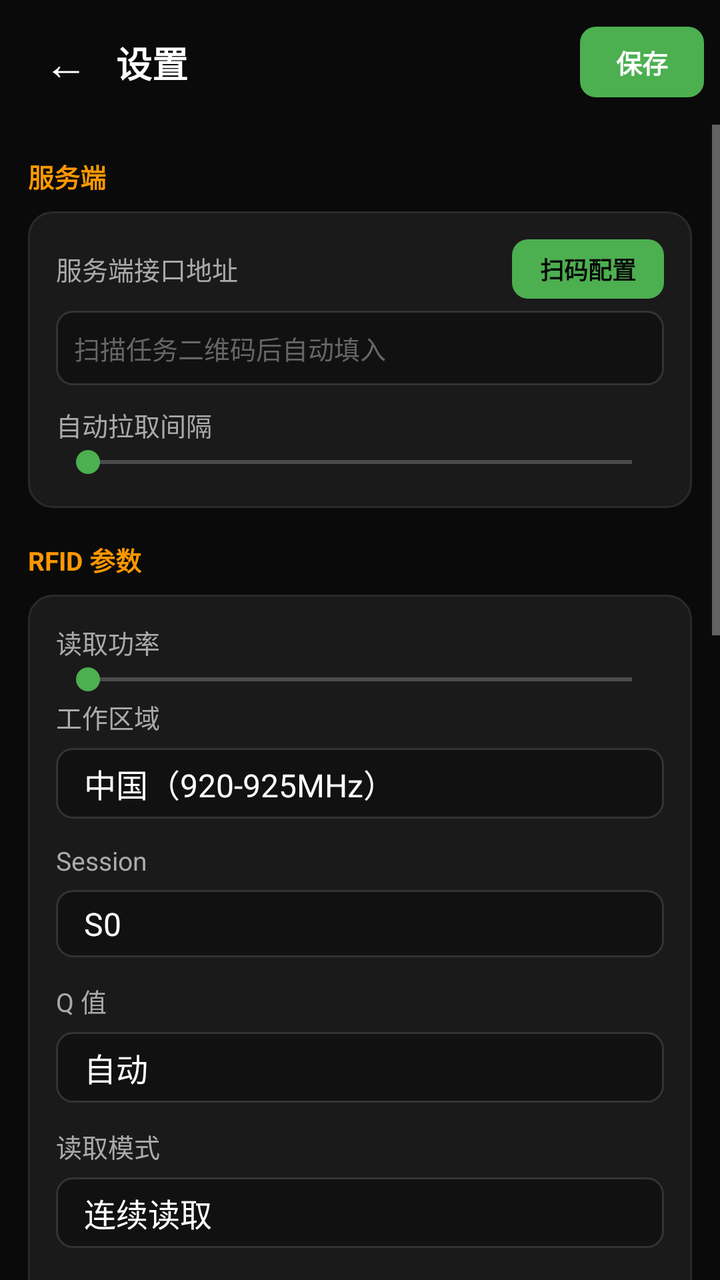
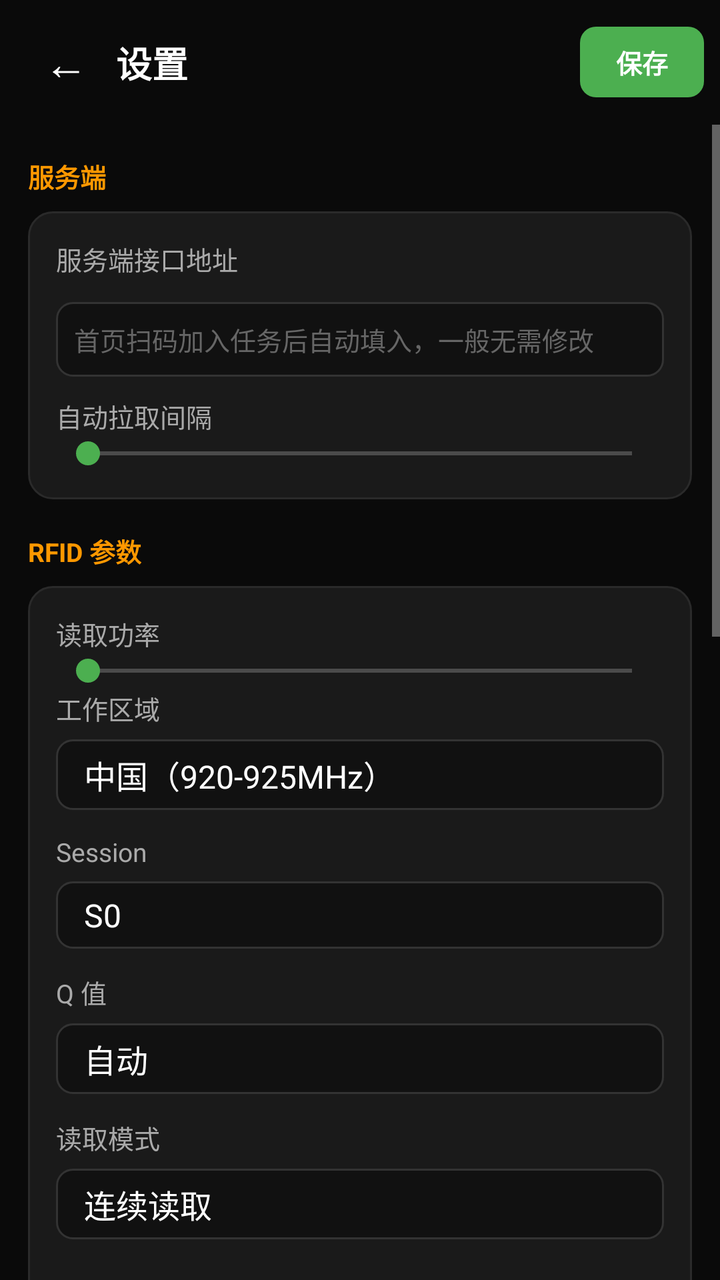

An Android layout rendered at two revisions. The XML below is the earlier revision; the diff shows what the commit changed to produce the second picture.
<!-- AndroidManifest.xml: application theme Theme.Rfid -->
<!-- res/layout/activity_settings.xml -->
<?xml version="1.0" encoding="utf-8"?>
<LinearLayout xmlns:android="http://schemas.android.com/apk/res/android"
    android:layout_width="match_parent"
    android:layout_height="match_parent"
    android:orientation="vertical"
    android:background="@color/bg"
    android:fitsSystemWindows="true">

    <LinearLayout
        android:layout_width="match_parent"
        android:layout_height="wrap_content"
        android:orientation="horizontal"
        android:gravity="center_vertical"
        android:paddingHorizontal="8dp"
        android:paddingVertical="10dp">

        <TextView
            android:id="@+id/btnBack"
            android:layout_width="wrap_content"
            android:layout_height="wrap_content"
            android:paddingHorizontal="14dp"
            android:paddingVertical="6dp"
            android:text="←"
            android:textColor="@color/text_primary"
            android:textSize="22sp" />

        <TextView
            android:layout_width="0dp"
            android:layout_height="wrap_content"
            android:layout_weight="1"
            android:text="@string/settings_title"
            android:textColor="@color/text_primary"
            android:textSize="18sp"
            android:textStyle="bold" />

        <TextView
            android:id="@+id/btnStSave"
            android:layout_width="wrap_content"
            android:layout_height="wrap_content"
            android:background="@drawable/bg_btn_green"
            android:paddingHorizontal="18dp"
            android:paddingVertical="8dp"
            android:text="@string/btn_save"
            android:textColor="#FFFFFF"
            android:textSize="13sp"
            android:textStyle="bold" />
    </LinearLayout>

    <ScrollView
        android:layout_width="match_parent"
        android:layout_height="0dp"
        android:layout_weight="1"
        android:scrollbars="vertical">

        <LinearLayout
            android:layout_width="match_parent"
            android:layout_height="wrap_content"
            android:orientation="vertical"
            android:paddingHorizontal="14dp"
            android:paddingBottom="24dp">

            
            <TextView style="@style/StGroup" android:text="@string/st_group_server" />
            <LinearLayout style="@style/StCard" android:orientation="vertical">
                <LinearLayout
                    android:layout_width="match_parent"
                    android:layout_height="wrap_content"
                    android:gravity="center_vertical"
                    android:orientation="horizontal">
                    <TextView
                        style="@style/StLabel"
                        android:layout_width="0dp"
                        android:layout_height="wrap_content"
                        android:layout_marginBottom="0dp"
                        android:layout_weight="1"
                        android:text="@string/server_url" />
                    <TextView
                        android:id="@+id/stUrlScan"
                        android:layout_width="wrap_content"
                        android:layout_height="wrap_content"
                        android:background="@drawable/bg_btn_green"
                        android:paddingHorizontal="14dp"
                        android:paddingVertical="6dp"
                        android:text="@string/st_scan_qr"
                        android:textColor="#0A0A0A"
                        android:textSize="12sp"
                        android:textStyle="bold" />
                </LinearLayout>
                <EditText
                    android:id="@+id/stUrl"
                    style="@style/StInput"
                    android:layout_marginTop="6dp"
                    android:hint="@string/server_url_hint"
                    android:inputType="textUri"
                    android:singleLine="true" />
                <LinearLayout
                    android:layout_width="match_parent"
                    android:layout_height="wrap_content"
                    android:layout_marginTop="10dp"
                    android:orientation="horizontal">
                    <TextView
                        android:layout_width="0dp"
                        android:layout_height="wrap_content"
                        android:layout_weight="1"
                        android:text="@string/st_pull_interval"
                        android:textColor="@color/text_secondary"
                        android:textSize="13sp" />
                    <TextView
                        android:id="@+id/stPullVal"
                        android:layout_width="wrap_content"
                        android:layout_height="wrap_content"
                        android:textColor="@color/green"
                        android:textSize="13sp" />
                </LinearLayout>
                <SeekBar
                    android:id="@+id/stPull"
                    android:layout_width="match_parent"
                    android:layout_height="wrap_content"
                    android:max="115"
                    android:progressTint="@color/green"
                    android:thumbTint="@color/green" />
            </LinearLayout>

            
            <TextView style="@style/StGroup" android:text="@string/st_group_rfid" />
            <LinearLayout style="@style/StCard" android:orientation="vertical">
                <LinearLayout
                    android:layout_width="match_parent"
                    android:layout_height="wrap_content"
                    android:orientation="horizontal">
                    <TextView
                        android:layout_width="0dp"
                        android:layout_height="wrap_content"
                        android:layout_weight="1"
                        android:text="@string/st_power"
                        android:textColor="@color/text_secondary"
                        android:textSize="13sp" />
                    <TextView
                        android:id="@+id/stPowerVal"
                        android:layout_width="wrap_content"
                        android:layout_height="wrap_content"
                        android:textColor="@color/green"
                        android:textSize="13sp" />
                </LinearLayout>
                <SeekBar
                    android:id="@+id/stPower"
                    android:layout_width="match_parent"
                    android:layout_height="wrap_content"
                    android:max="25"
                    android:progressTint="@color/green"
                    android:thumbTint="@color/green" />

                <TextView style="@style/StLabel" android:text="@string/st_region" />
                <Spinner android:id="@+id/stRegion" style="@style/StSpinner"
                    android:entries="@array/regions" />

                <TextView style="@style/StLabel" android:text="@string/st_session" />
                <Spinner android:id="@+id/stSession" style="@style/StSpinner"
                    android:entries="@array/sessions" />

                <TextView style="@style/StLabel" android:text="@string/st_qvalue" />
                <Spinner android:id="@+id/stQValue" style="@style/StSpinner"
                    android:entries="@array/qvalues" />

                <TextView style="@style/StLabel" android:text="@string/st_readmode" />
                <Spinner android:id="@+id/stReadMode" style="@style/StSpinner"
                    android:entries="@array/readmodes" />

                <LinearLayout style="@style/StSwitch">
                    <LinearLayout
                        android:layout_width="0dp"
                        android:layout_height="wrap_content"
                        android:layout_weight="1"
                        android:orientation="vertical">
                        <TextView style="@style/StSwitchLabel" android:text="@string/st_rssi_on" />
                        <TextView style="@style/StSwitchSub" android:text="@string/st_rssi_on_sub" />
                    </LinearLayout>
                    <androidx.appcompat.widget.SwitchCompat
                        android:id="@+id/stRssiEnabled"
                        android:layout_width="wrap_content"
                        android:layout_height="wrap_content" />
                </LinearLayout>

                <LinearLayout
                    android:layout_width="match_parent"
                    android:layout_height="wrap_content"
                    android:orientation="horizontal"
                    android:layout_marginTop="10dp">
                    <TextView
                        android:layout_width="0dp"
                        android:layout_height="wrap_content"
                        android:layout_weight="1"
                        android:text="@string/st_rssi_threshold"
                        android:textColor="@color/text_secondary"
                        android:textSize="13sp" />
                    <TextView
                        android:id="@+id/stRssiVal"
                        android:layout_width="wrap_content"
                        android:layout_height="wrap_content"
                        android:textColor="@color/green"
                        android:textSize="13sp" />
                </LinearLayout>
                <SeekBar
                    android:id="@+id/stRssiThreshold"
                    android:layout_width="match_parent"
                    android:layout_height="wrap_content"
                    android:max="60"
                    android:progressTint="@color/green"
                    android:thumbTint="@color/green" />
                <TextView
                    android:layout_width="match_parent"
                    android:layout_height="wrap_content"
                    android:text="@string/st_rssi_hint"
                    android:textColor="@color/text_hint"
                    android:textSize="10sp" />
            </LinearLayout>

            
            <TextView style="@style/StGroup" android:text="@string/st_group_count" />
            <LinearLayout style="@style/StCard" android:orientation="vertical">
                <LinearLayout style="@style/StSwitch">
                    <LinearLayout
                        android:layout_width="0dp"
                        android:layout_height="wrap_content"
                        android:layout_weight="1"
                        android:orientation="vertical">
                        <TextView style="@style/StSwitchLabel" android:text="@string/st_dedup" />
                        <TextView style="@style/StSwitchSub" android:text="@string/st_dedup_sub" />
                    </LinearLayout>
                    <androidx.appcompat.widget.SwitchCompat
                        android:id="@+id/stDedup"
                        android:layout_width="wrap_content"
                        android:layout_height="wrap_content" />
                </LinearLayout>
                <LinearLayout style="@style/StSwitch">
                    <LinearLayout
                        android:layout_width="0dp"
                        android:layout_height="wrap_content"
                        android:layout_weight="1"
                        android:orientation="vertical">
                        <TextView style="@style/StSwitchLabel" android:text="@string/st_hv" />
                        <TextView style="@style/StSwitchSub" android:text="@string/st_hv_sub" />
                    </LinearLayout>
                    <androidx.appcompat.widget.SwitchCompat
                        android:id="@+id/stHvRemind"
                        android:layout_width="wrap_content"
                        android:layout_height="wrap_content" />
                </LinearLayout>
                <LinearLayout style="@style/StSwitch">
                    <LinearLayout
                        android:layout_width="0dp"
                        android:layout_height="wrap_content"
                        android:layout_weight="1"
                        android:orientation="vertical">
                        <TextView style="@style/StSwitchLabel" android:text="@string/st_vibrate" />
                        <TextView style="@style/StSwitchSub" android:text="@string/st_vibrate_sub" />
                    </LinearLayout>
                    <androidx.appcompat.widget.SwitchCompat
                        android:id="@+id/stVibrate"
                        android:layout_width="wrap_content"
                        android:layout_height="wrap_content" />
                </LinearLayout>
            </LinearLayout>

            
            <TextView style="@style/StGroup" android:text="@string/st_group_device" />
            <LinearLayout style="@style/StCard" android:orientation="vertical">
                <LinearLayout style="@style/StInfoRow">
                    <TextView style="@style/StInfoLabel" android:text="@string/st_dev_model" />
                    <TextView style="@style/StInfoValue" android:text="成为 C27" />
                </LinearLayout>
                <LinearLayout style="@style/StInfoRow">
                    <TextView style="@style/StInfoLabel" android:text="@string/st_dev_id" />
                    <TextView
                        android:id="@+id/stDeviceId"
                        style="@style/StInfoValue" />
                </LinearLayout>
                <LinearLayout style="@style/StInfoRow">
                    <TextView style="@style/StInfoLabel" android:text="@string/st_sdk_ver" />
                    <TextView android:id="@+id/stSdkVer" style="@style/StInfoValue" />
                </LinearLayout>
                <LinearLayout style="@style/StInfoRow">
                    <TextView style="@style/StInfoLabel" android:text="@string/st_fw_ver" />
                    <TextView android:id="@+id/stFwVer" style="@style/StInfoValue" />
                </LinearLayout>
                <TextView
                    android:id="@+id/btnReset"
                    android:layout_width="match_parent"
                    android:layout_height="wrap_content"
                    android:layout_marginTop="14dp"
                    android:background="@drawable/bg_btn_dark"
                    android:gravity="center"
                    android:paddingVertical="11dp"
                    android:text="@string/st_reset"
                    android:textColor="#EF9A9A"
                    android:textSize="13sp" />
            </LinearLayout>
        </LinearLayout>
    </ScrollView>
</LinearLayout>
<!-- resources referenced by this layout -->
<resources>
  <string-array name="qvalues">
          <item>@string/q_auto</item>
          <item>Q=1</item><item>Q=2</item><item>Q=3</item><item>Q=4</item>
          <item>Q=5</item><item>Q=6</item><item>Q=7</item>
      </string-array>
  <string-array name="readmodes">
          <item>@string/mode_continuous</item>
          <item>@string/mode_single</item>
      </string-array>
  <string-array name="sessions">
          <item>S0</item><item>S1</item><item>S2</item><item>S3</item>
      </string-array>
  <color name="bg">#0A0A0A</color>
  <color name="green">#4CAF50</color>
  <color name="text_hint">#666666</color>
  <color name="text_primary">#FFFFFF</color>
  <color name="text_secondary">#AAAAAA</color>
  <!-- drawable bg_btn_green (drawable) -->
  <?xml version="1.0" encoding="utf-8"?>
  <shape xmlns:android="http://schemas.android.com/apk/res/android" android:shape="rectangle">
      <solid android:color="@color/green" />
      <corners android:radius="8dp" />
  </shape>
  <string name="btn_save">保存</string>
  <string name="server_url">服务端接口地址</string>
  <string name="server_url_hint">扫描任务二维码后自动填入</string>
  <string name="settings_title">设置</string>
  <string name="st_dedup">重复扫描自动去重</string>
  <string name="st_dedup_sub">同一商品短时间内重复扫只记一次</string>
  <string name="st_dev_id">设备编号</string>
  <string name="st_dev_model">设备型号</string>
  <string name="st_fw_ver">固件版本</string>
  <string name="st_group_count">盘点设置</string>
  <string name="st_group_device">设备信息</string>
  <string name="st_group_rfid">RFID 参数</string>
  <string name="st_group_server">服务端</string>
  <string name="st_hv">高价值商品提醒</string>
  <string name="st_hv_sub">未扫到的高价值商品置顶显示</string>
  <string name="st_power">读取功率</string>
  <string name="st_pull_interval">自动拉取间隔</string>
  <string name="st_qvalue">Q 值</string>
  <string name="st_readmode">读取模式</string>
  <string name="st_region">工作区域</string>
  <string name="st_reset">恢复默认设置</string>
  <string name="st_rssi_hint">低于此值的标签将被忽略（数值越小越灵敏，-90 可读更远，-30 只读很近）</string>
  <string name="st_rssi_on">读取信号强度（RSSI）</string>
  <string name="st_rssi_on_sub">每条标签记录显示信号强度</string>
  <string name="st_rssi_threshold">信号强度阈值</string>
  <string name="st_scan_qr">扫码配置</string>
  <string name="st_sdk_ver">SDK 版本</string>
  <string name="st_session">Session</string>
  <string name="st_vibrate">异常时震动提醒</string>
  <string name="st_vibrate_sub">扫到非本店商品时震动一下</string>
  <style name="StCard">
          <item name="android:layout_width">match_parent</item>
          <item name="android:layout_height">wrap_content</item>
          <item name="android:background">@drawable/bg_card</item>
          <item name="android:padding">14dp</item>
      </style>
  <style name="StInfoRow">
          <item name="android:layout_width">match_parent</item>
          <item name="android:layout_height">wrap_content</item>
          <item name="android:orientation">horizontal</item>
          <item name="android:paddingVertical">9dp</item>
      </style>
  <style name="StSwitchLabel">
          <item name="android:layout_width">wrap_content</item>
          <item name="android:layout_height">wrap_content</item>
          <item name="android:textColor">@color/text_primary</item>
          <item name="android:textSize">13sp</item>
      </style>
  <string name="q_auto">自动</string>
  <string name="mode_continuous">连续读取</string>
  <string name="mode_single">单次读取</string>
  <string name="region_cn">中国（920-925MHz）</string>
  <string name="region_us">美国（902-928MHz）</string>
  <string name="region_eu">欧洲（865-868MHz）</string>
  <string name="region_jp">日本（916-921MHz）</string>
  <string name="region_kr">韩国（917-921MHz）</string>
  <string name="region_au">澳洲（920-926MHz）</string>
  <color name="input_stroke">#333333</color>
  <color name="orange">#FF9800</color>
  <color name="green_dark">#2E7D32</color>
  <color name="card">#1A1A1A</color>
  <color name="stroke">#2A2A2A</color>
  <color name="input_bg">#111111</color>
  <!-- unchanged entries left out for length: 14 -->
</resources>

<!-- the commit's change to res/layout/activity_settings.xml (unified diff, before → after) -->
@@ -62,30 +62,11 @@
             
             <TextView style="@style/StGroup" android:text="@string/st_group_server" />
             <LinearLayout style="@style/StCard" android:orientation="vertical">
-                <LinearLayout
-                    android:layout_width="match_parent"
-                    android:layout_height="wrap_content"
-                    android:gravity="center_vertical"
-                    android:orientation="horizontal">
-                    <TextView
-                        style="@style/StLabel"
-                        android:layout_width="0dp"
-                        android:layout_height="wrap_content"
-                        android:layout_marginBottom="0dp"
-                        android:layout_weight="1"
-                        android:text="@string/server_url" />
-                    <TextView
-                        android:id="@+id/stUrlScan"
-                        android:layout_width="wrap_content"
-                        android:layout_height="wrap_content"
-                        android:background="@drawable/bg_btn_green"
-                        android:paddingHorizontal="14dp"
-                        android:paddingVertical="6dp"
-                        android:text="@string/st_scan_qr"
-                        android:textColor="#0A0A0A"
-                        android:textSize="12sp"
-                        android:textStyle="bold" />
-                </LinearLayout>
+                <TextView
+                    style="@style/StLabel"
+                    android:layout_width="match_parent"
+                    android:layout_height="wrap_content"
+                    android:text="@string/server_url" />
                 <EditText
                     android:id="@+id/stUrl"
                     style="@style/StInput"
<!-- resource entries referenced after the edit -->
@@ -25,7 +25,7 @@
   </shape>
   <string name="btn_save">保存</string>
   <string name="server_url">服务端接口地址</string>
-  <string name="server_url_hint">扫描任务二维码后自动填入</string>
+  <string name="server_url_hint">首页扫码加入任务后自动填入，一般无需修改</string>
   <string name="settings_title">设置</string>
   <string name="st_dedup">重复扫描自动去重</string>
   <string name="st_dedup_sub">同一商品短时间内重复扫只记一次</string>
@@ -48,7 +48,6 @@
   <string name="st_rssi_on">读取信号强度（RSSI）</string>
   <string name="st_rssi_on_sub">每条标签记录显示信号强度</string>
   <string name="st_rssi_threshold">信号强度阈值</string>
-  <string name="st_scan_qr">扫码配置</string>
   <string name="st_sdk_ver">SDK 版本</string>
   <string name="st_session">Session</string>
   <string name="st_vibrate">异常时震动提醒</string>
